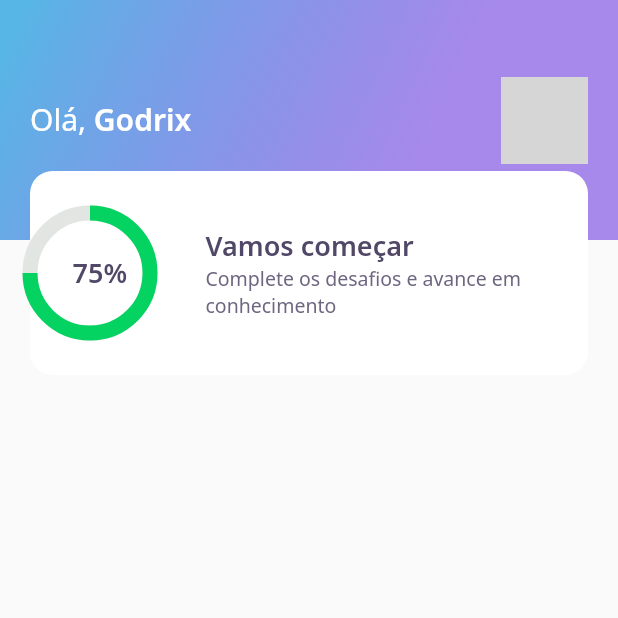
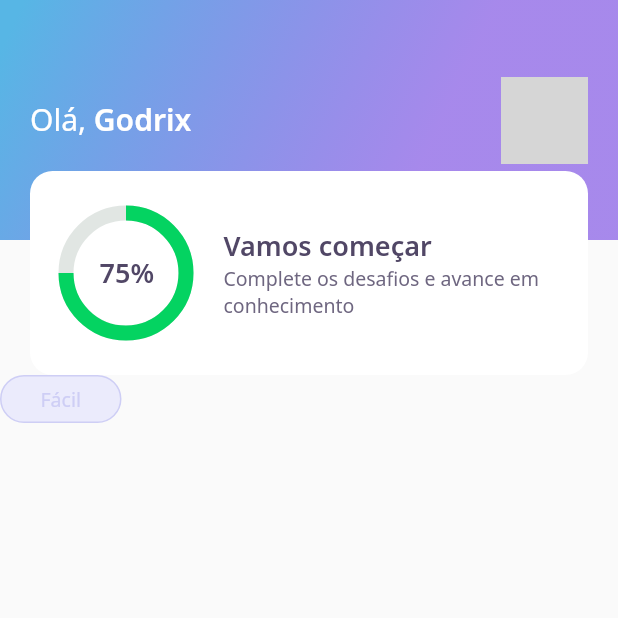
Before and after one commit to godrix/nlw-dev-quiz, a Flutter app: the screen it shows after launch, on a phone screen of 412 x 824 dp, the top half of it. Run offline on Flutter 3.47's test engine with Material 2 defaults, Android fonts, the phone set to English and light mode, and no system bars; our stand-ins replace google_fonts; network calls fail; grey boxes are pictures that could not be loaded.

Commit message:
create function btn

```diff
--- a/lib/pages/home/home_page.dart
+++ b/lib/pages/home/home_page.dart
@@ -1,4 +1,5 @@
 import 'package:dev_quiz/pages/home/widgets/app_bar/main.dart';
+import 'package:dev_quiz/pages/home/widgets/level_button/level_button_widget.dart';
 import 'package:flutter/material.dart';
 
 class HomeScreen extends StatefulWidget {
@@ -11,6 +12,9 @@ class _HomeScreenState extends State<HomeScreen> {
   Widget build(BuildContext context) {
     return Scaffold(
       appBar: AppBarWidget(),
+      body: LevelButtonWidget(
+        label: 'Fácil',
+      ),
     );
   }
 }
--- /dev/null
+++ b/lib/pages/home/widgets/level_button/level_button_widget.dart
@@ -0,0 +1,29 @@
+import 'package:dev_quiz/core/app_colors.dart';
+import 'package:flutter/material.dart';
+import 'package:google_fonts/google_fonts.dart';
+
+class LevelButtonWidget extends StatelessWidget {
+  final String label;
+
+  LevelButtonWidget({Key? key, required this.label}) : super(key: key);
+
+  @override
+  Widget build(BuildContext context) {
+    return Container(
+      decoration: BoxDecoration(
+          borderRadius: BorderRadius.circular(28),
+          color: AppColors.levelButtonFacil,
+          border: Border.fromBorderSide(BorderSide(
+            color: AppColors.levelButtonBorderFacil,
+          ))),
+      child: Padding(
+        padding: const EdgeInsets.symmetric(horizontal: 26, vertical: 6),
+        child: Text(label,
+            style: GoogleFonts.notoSans(
+              color: AppColors.levelButtonBorderFacil,
+              fontSize: 13,
+            )),
+      ),
+    );
+  }
+}
--- a/lib/pages/home/widgets/score_card/main.dart
+++ b/lib/pages/home/widgets/score_card/main.dart
@@ -11,7 +11,10 @@ class ScoreCardWidget extends StatelessWidget {
         height: 136,
         decoration: BoxDecoration(
             color: AppColors.white, borderRadius: BorderRadius.circular(15)),
+        child: Padding(
+          padding: const EdgeInsets.symmetric(horizontal: 24),
           child: Row(
+            mainAxisAlignment: MainAxisAlignment.center,
             crossAxisAlignment: CrossAxisAlignment.center,
             children: [
               Expanded(
@@ -40,6 +43,7 @@ class ScoreCardWidget extends StatelessWidget {
             ],
           ),
         ),
+      ),
     );
   }
 }
```
Lines whose indentation alone changed are shown as unchanged.
